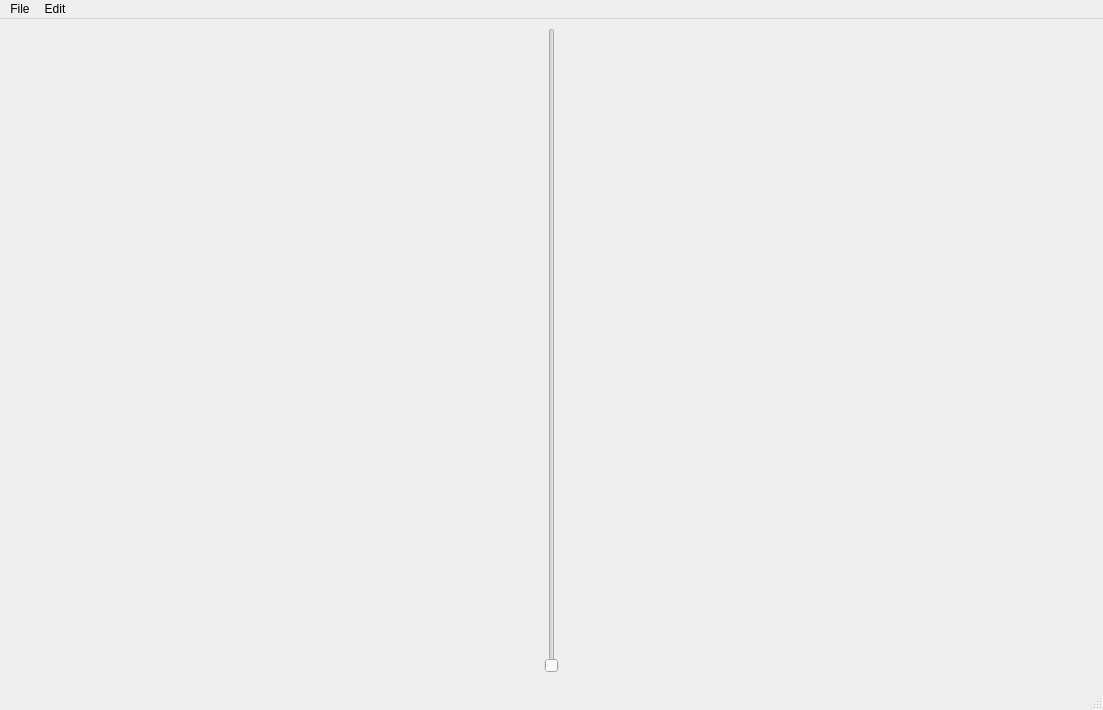
nichilum/nimamp, file ui/MainWindow.ui: the form before one commit.
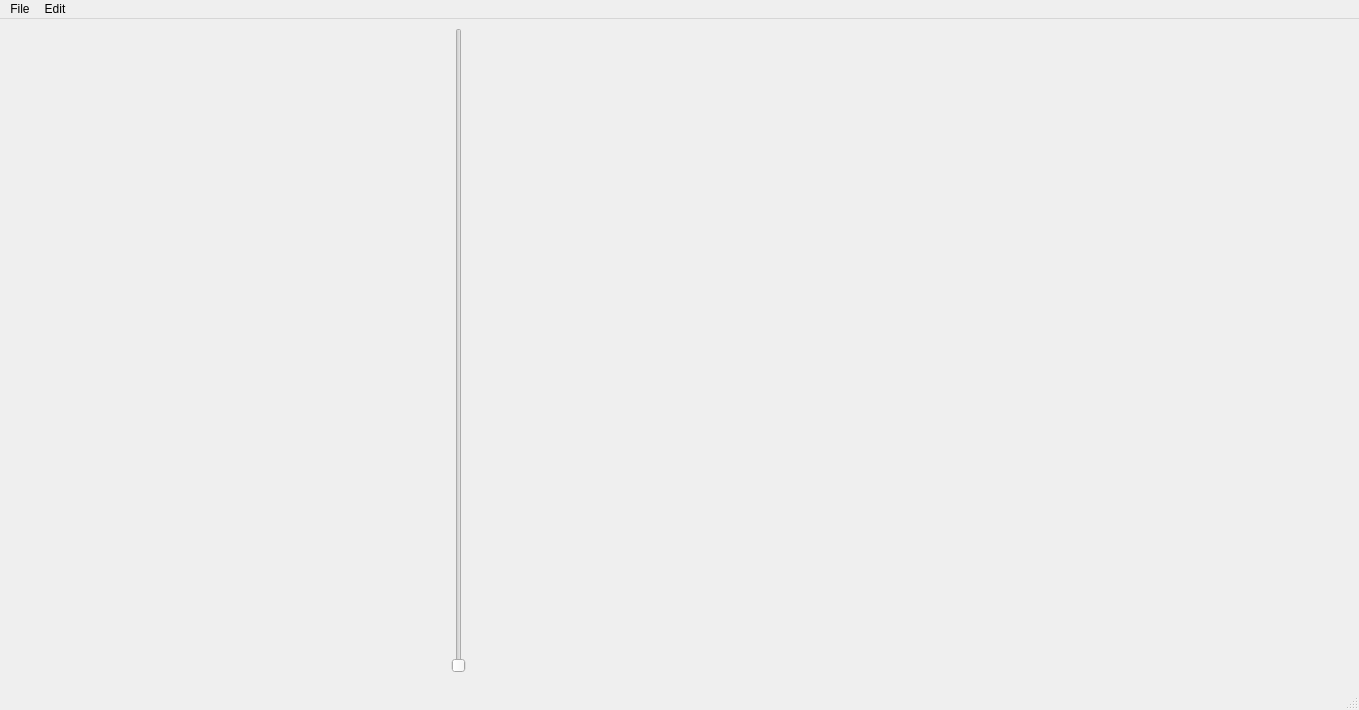
The form after the commit.

The edit to the form file:
```diff
--- a/ui/MainWindow.ui
+++ b/ui/MainWindow.ui
@@ -6,7 +6,7 @@
    <rect>
     <x>0</x>
     <y>0</y>
-    <width>1103</width>
+    <width>1359</width>
     <height>710</height>
    </rect>
   </property>
@@ -49,6 +49,9 @@
     <item row="1" column="0">
      <widget class="QWidget" name="playlistTabsWidgetPlaceholder" native="true"/>
     </item>
+    <item row="0" column="4">
+     <widget class="QWidget" name="metadataWidgetPlaceholder" native="true"/>
+    </item>
    </layout>
   </widget>
   <widget class="QMenuBar" name="menubar">
@@ -56,7 +59,7 @@
     <rect>
      <x>0</x>
      <y>0</y>
-     <width>1103</width>
+     <width>1359</width>
      <height>33</height>
     </rect>
    </property>
```
Left out of the diff: 18 changed lines with no effect on the pictures.
